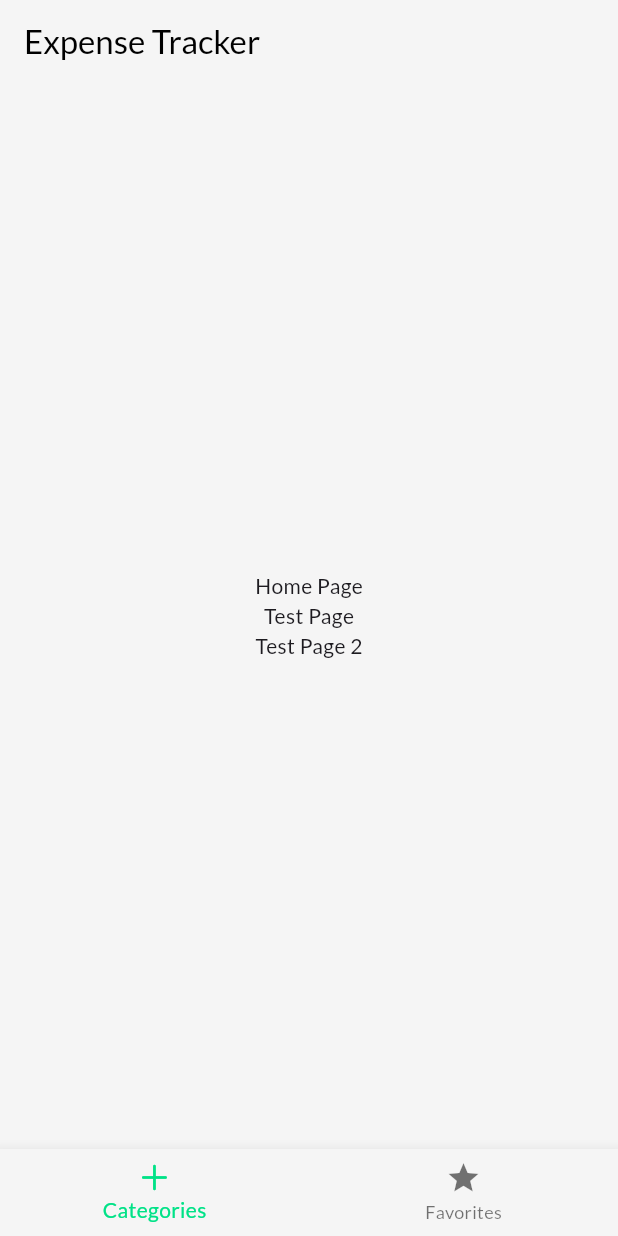
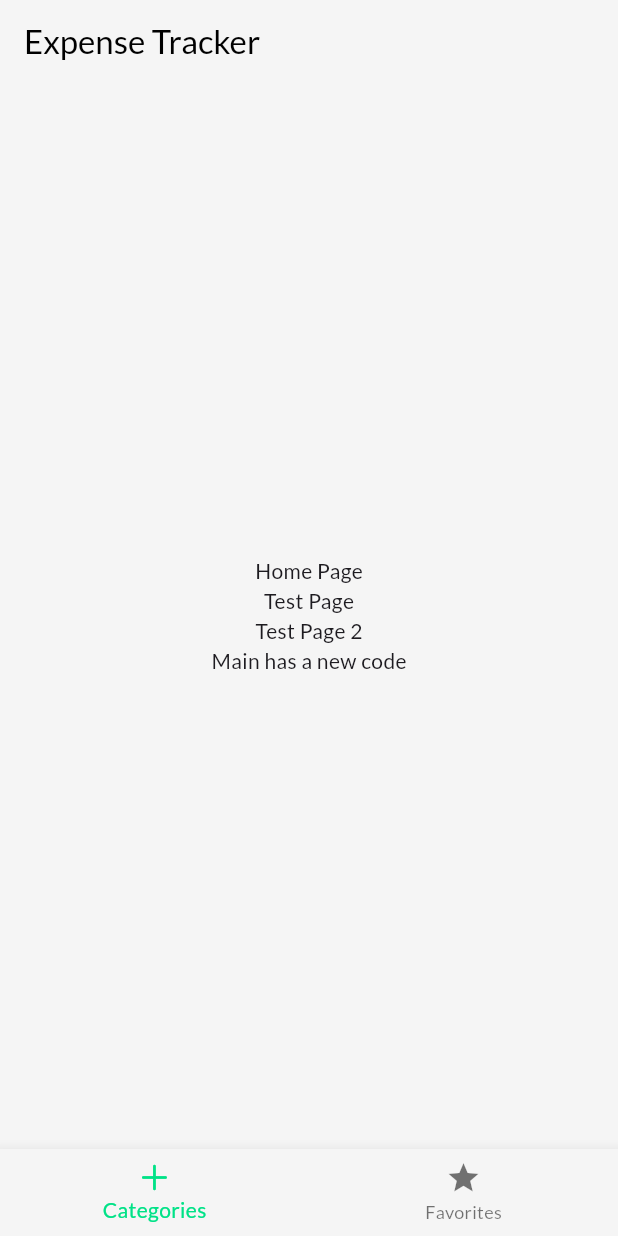
Before and after one commit to ducthinh2k3/Expense_Tracker_App, a Flutter app: the screen it shows after launch, on a phone screen of 412 x 824 dp. Run offline on Flutter 3.47's test engine with Material 3 defaults, Android fonts, the phone set to English and light mode, and no system bars; our stand-ins replace google_fonts.

Commit message:
Update home.dart

```diff
--- a/lib/view/home/pages/home.dart
+++ b/lib/view/home/pages/home.dart
@@ -25,7 +25,7 @@ class Home extends StatelessWidget {
       body: const Center(
         child: Column(
           mainAxisAlignment: MainAxisAlignment.center,
-          children: [Text('Home Page'), Text('Test Page'), Text('Test Page 2')],
+          children: [Text('Home Page'), Text('Test Page'), Text('Test Page 2'), Text('Main has a new code')],
         ),
       ),
     );
```
